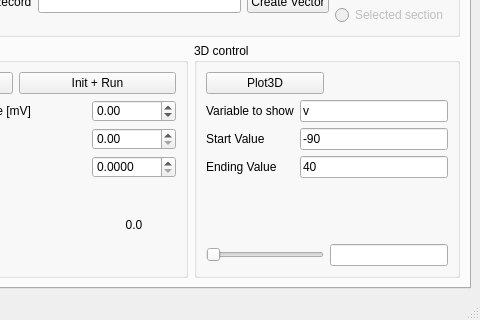
mattions/neuronvisio, file src/neuronvisio/ui/neuronvisio.ui: the form before one commit; both pictures show x 99 to 579 and y 142 to 462 of the 579 by 462 pixel window.
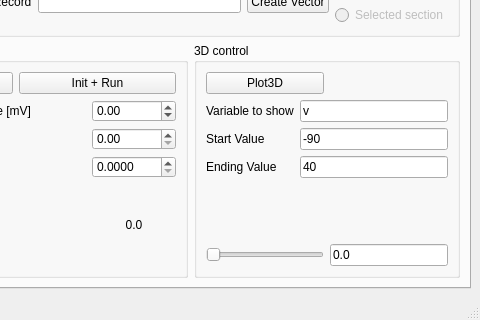
The form after the commit. Icons and pictures are not drawn.

Commit message: The timeline is now updated with the text entered automatically.

```diff
--- a/src/neuronvisio/ui/neuronvisio.ui
+++ b/src/neuronvisio/ui/neuronvisio.ui
@@ -278,7 +278,11 @@
                   </widget>
                  </item>
                  <item>
-                  <widget class="QLineEdit" name="animationTime"/>
+                  <widget class="QLineEdit" name="animationTime">
+                   <property name="text">
+                    <string>0.0</string>
+                   </property>
+                  </widget>
                  </item>
                 </layout>
                </item>
```
The commit also changes 1 other file.
